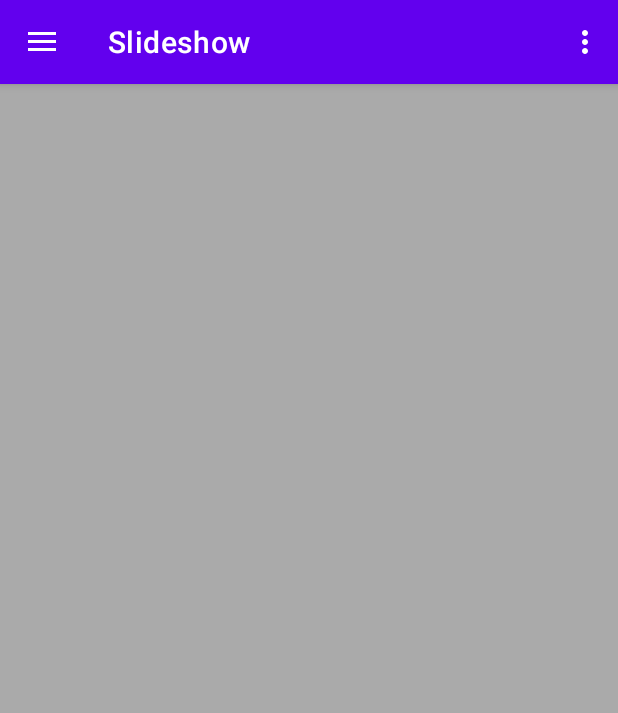
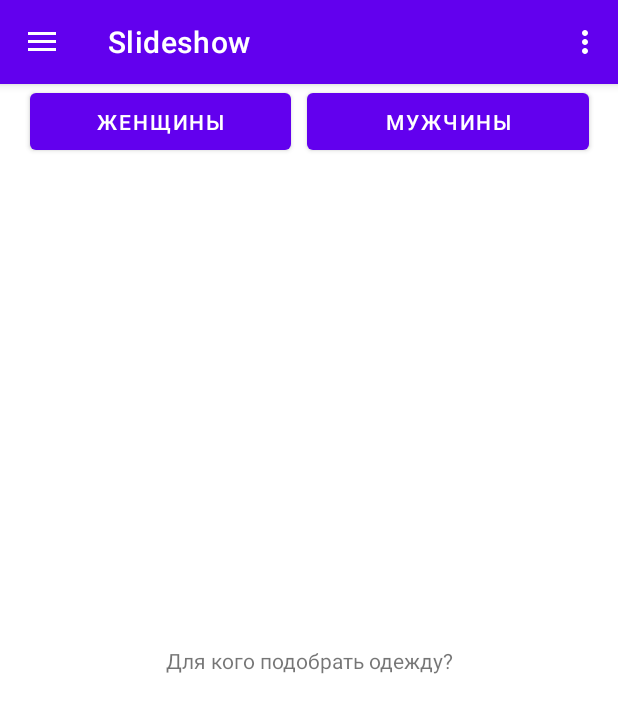
Before and after one commit to PotapovDmitriy/Outlet, an Android app: the screen it shows after launch (MainActivity), in the side drawer, after a tap on "Slideshow", on a phone screen of 412 x 824 dp. Shown: the top 713 px of the screen. Run offline under Robolectric (Android 15) with nearby library versions, the phone set to English and light mode, and no system bars; our stand-ins replace navigation-ui.

Commit message:
Add progress bar, fix adidas.

```diff
--- a/app/src/main/java/com/example/outlet/ui/slideshow/SlideshowFragment.java
+++ b/app/src/main/java/com/example/outlet/ui/slideshow/SlideshowFragment.java
@@ -1,10 +1,16 @@
 package com.example.outlet.ui.slideshow;
 
+import android.annotation.SuppressLint;
+import android.app.ProgressDialog;
+import android.graphics.Color;
 import android.os.Bundle;
 import android.view.LayoutInflater;
+import android.view.MotionEvent;
 import android.view.View;
 import android.view.ViewGroup;
+import android.widget.Button;
 import android.widget.ListView;
+import android.widget.ProgressBar;
 import android.widget.TextView;
 
 import androidx.annotation.NonNull;
@@ -22,25 +28,80 @@ import com.example.outlet.models.Product;
 
 import java.util.ArrayList;
 
-public class SlideshowFragment extends Fragment {
+public class SlideshowFragment extends Fragment implements View.OnClickListener, View.OnTouchListener {
 
     private SlideshowViewModel slideshowViewModel;
     private RecyclerView recyclerView;
     private AdidasAdapter adapter;
+    private Button btnMen, btnWomen;
+    private TextView tvGender;
+    private boolean flag;
+    private ArrayList<Product> productList;
+    private ProgressBar progressBar;
 
+    @SuppressLint("ClickableViewAccessibility")
     public View onCreateView(@NonNull LayoutInflater inflater,
                              ViewGroup container, Bundle savedInstanceState) {
         slideshowViewModel =
                 new ViewModelProvider(this).get(SlideshowViewModel.class);
         View root = inflater.inflate(R.layout.fragment_slideshow, container, false);
+        btnMen = root.findViewById(R.id.button2);
+        btnWomen = root.findViewById(R.id.button);
+        btnWomen.setOnClickListener(this);
+        btnWomen.setOnTouchListener(this);
+        btnMen.setOnTouchListener(this);
+        btnMen.setOnClickListener(this);
+        tvGender = root.findViewById(R.id.tvGender);
+        flag = true;
+        progressBar = root.findViewById(R.id.progressBar);
+        progressBar.setVisibility(View.INVISIBLE);
+
         recyclerView = root.findViewById(R.id.recycleAdidas);
         GridLayoutManager layoutManager = new GridLayoutManager(this.getContext(), 2);
         recyclerView.setLayoutManager(layoutManager);
         recyclerView.setHasFixedSize(true);
-        ArrayList<Product> productList = slideshowViewModel.getProductList();
-        adapter = new AdidasAdapter(productList);
-
-        recyclerView.setAdapter(adapter);
         return root;
     }
+
+    @SuppressLint("NonConstantResourceId")
+    @Override
+    public void onClick(View v) {
+        switch (v.getId()) {
+            case R.id.button: {
+                productList = slideshowViewModel.getProductList("https://www.adidas.ru/api/plp/content-engine?query=zhenshchiny-outlet");
+                btnWomen.setClickable(false);
+                btnWomen.setBackgroundColor(Color.GRAY);
+                btnMen.setBackgroundColor(Color.GREEN);
+                btnMen.setClickable(true);
+                adapter = new AdidasAdapter(productList);
+                recyclerView.setAdapter(adapter);
+                break;
+            }
+            case R.id.button2: {
+                productList = slideshowViewModel.getProductList("https://www.adidas.ru/api/plp/content-engine?query=muzhchiny-outlet");
+                btnWomen.setClickable(true);
+                btnWomen.setBackgroundColor(Color.GREEN);
+                btnMen.setBackgroundColor(Color.GRAY);
+                btnMen.setClickable(false);
+                adapter = new AdidasAdapter(productList);
+                recyclerView.setAdapter(adapter);
+                break;
+            }
+        }
+        progressBar.setVisibility(View.INVISIBLE);
+        recyclerView.setVisibility(View.VISIBLE);
+    }
+
+    @Override
+    public boolean onTouch(View v, MotionEvent event) {
+        if (v.isClickable()) {
+            if (flag) {
+                tvGender.setVisibility(View.INVISIBLE);
+                flag = false;
+            }
+            recyclerView.setVisibility(View.INVISIBLE);
+            progressBar.setVisibility(View.VISIBLE);
+        }
+        return false;
+    }
 }
--- a/app/src/main/java/com/example/outlet/ui/slideshow/SlideshowViewModel.java
+++ b/app/src/main/java/com/example/outlet/ui/slideshow/SlideshowViewModel.java
@@ -29,11 +29,11 @@ public class SlideshowViewModel extends ViewModel {
     }
 
 
-    public ArrayList<Product> getProductList() {
+    public ArrayList<Product> getProductList(String url) {
         AsyncRequest asyncRequest = new AsyncRequest();
         ArrayList<Product> productsList = new ArrayList<>();
         try {
-            JSONObject jsonObject = asyncRequest.execute("all")
+            JSONObject jsonObject = asyncRequest.execute(url)
                     .get()
                     .getJSONObject("raw")
                     .getJSONObject("itemList");
@@ -48,7 +48,7 @@ public class SlideshowViewModel extends ViewModel {
                 String image = jsProduct.getJSONObject("image").getString("src");
                 String maintenanceGroup = jsProduct.getString("category");
                 String description = jsProduct.getString("displayName");
-                jsProduct = asyncProduct.execute("one",id).get();
+                jsProduct = asyncProduct.execute(id).get();
                 String originalPrice = jsProduct.getInt("price") + "₽";
                 String currentPrice = jsProduct.getInt("salePrice") + "₽";
                 Product product = new Product(globalId, id, productId, maintenanceGroup, isSale, image, currentPrice, originalPrice, description);
@@ -66,22 +66,14 @@ public class SlideshowViewModel extends ViewModel {
         @Override
         protected JSONObject doInBackground(String... strings) {
             JsonRequestService jsonRequestService = new JsonRequestService();
-            if(strings[0].equals("all")) {
-                System.out.println("Start of async for all product");
-                return jsonRequestService.readJsonFromUrl("https://www.adidas.ru/api/plp/content-engine?query=muzhchiny-outlet");
-            }
-            return jsonRequestService.readJsonFromUrl("https://www.adidas.ru/api/search/product/" + strings[1]);
+            return jsonRequestService.readJsonFromUrl(strings[0]);
         }
     }
     private class AsyncProductRequest extends AsyncTask<String, Void, JSONObject>{
         @Override
         protected JSONObject doInBackground(String... strings) {
             JsonRequestService jsonRequestService = new JsonRequestService();
-            if(strings[0].equals("all")) {
-                System.out.println("Start of async for all product");
-                return jsonRequestService.readJsonFromUrl("https://www.adidas.ru/api/plp/content-engine?query=muzhchiny-outlet");
-            }
-            return jsonRequestService.readJsonFromUrl("https://www.adidas.ru/api/search/product/" + strings[1]);
+            return jsonRequestService.readJsonFromUrl("https://www.adidas.ru/api/search/product/" + strings[0]);
         }
     }
 }
--- a/app/src/main/res/layout/fragment_slideshow.xml
+++ b/app/src/main/res/layout/fragment_slideshow.xml
@@ -6,16 +6,62 @@
     android:layout_height="match_parent"
     tools:context=".ui.slideshow.SlideshowFragment">
 
-<!--    <ListView-->
-<!--        android:layout_width="match_parent"-->
-<!--        android:layout_height="match_parent"/>-->
+    <ProgressBar
+        android:id="@+id/progressBar"
+        android:layout_width="100dip"
+        android:layout_height="100dip"
+        android:indeterminate="true"
+        app:layout_constraintBottom_toBottomOf="parent"
+        app:layout_constraintEnd_toEndOf="parent"
+        app:layout_constraintStart_toStartOf="parent"
+        app:layout_constraintTop_toTopOf="parent"
+        tools:ignore="MissingConstraints" />
+
+    <Button
+        android:id="@+id/button"
+        android:layout_width="174dp"
+        android:layout_height="50dp"
+        android:layout_marginStart="20dp"
+        android:layout_marginEnd="5dp"
+        android:text="@string/women"
+        app:layout_constraintEnd_toStartOf="@+id/button2"
+        app:layout_constraintHorizontal_bias="1.0"
+        app:layout_constraintStart_toStartOf="parent"
+        tools:ignore="MissingConstraints"
+        tools:layout_editor_absoluteY="1dp"
+        />
+
+    <Button
+        android:id="@+id/button2"
+        android:layout_width="188dp"
+        android:layout_height="50dp"
+        android:layout_marginStart="5dp"
+        android:layout_marginEnd="20dp"
+        android:text="@string/men"
+        app:layout_constraintEnd_toEndOf="parent"
+        app:layout_constraintStart_toEndOf="@+id/button"
+        app:layout_constraintTop_toTopOf="parent"
+        tools:ignore="MissingConstraints"/>
 
     <androidx.recyclerview.widget.RecyclerView
         android:id="@+id/recycleAdidas"
         android:layout_width="match_parent"
-        android:layout_height="match_parent"
+        android:layout_height="0dp"
+        android:layout_marginBottom="3dp"
+        android:background="@android:color/darker_gray"
         android:scrollbars="vertical"
-        tools:layout_editor_absoluteX="149dp"
-        tools:layout_editor_absoluteY="176dp"
-        android:background="@android:color/darker_gray"/>
+        android:visibility="gone"
+        app:layout_constraintBottom_toBottomOf="parent"
+        app:layout_constraintTop_toBottomOf="@+id/button"
+        tools:layout_editor_absoluteX="149dp" />
+    <TextView
+        android:id="@+id/tvGender"
+        android:layout_width="wrap_content"
+        android:layout_height="wrap_content"
+        android:text="Для кого подобрать одежду?"
+        app:layout_constraintBottom_toBottomOf="parent"
+        app:layout_constraintEnd_toEndOf="parent"
+        app:layout_constraintStart_toStartOf="parent"
+        app:layout_constraintTop_toTopOf="parent"
+        tools:ignore="MissingConstraints" />
 </androidx.constraintlayout.widget.ConstraintLayout>
```
Also changed, not shown: app/src/main/java/com/example/outlet/ui/gallery/GalleryFragment.java (+23 -8 lines), app/src/main/res/layout/fragment_gallery.xml (+10 -0 lines).
